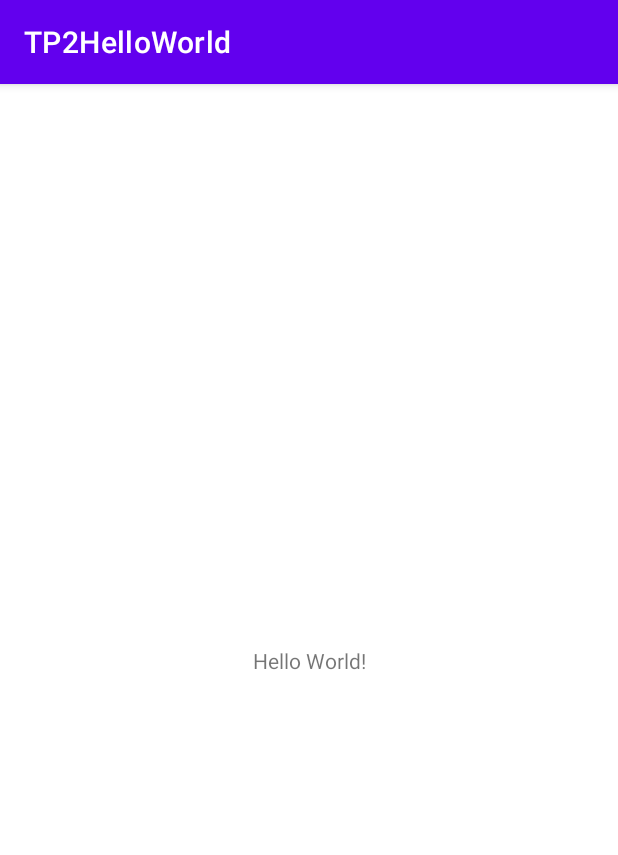
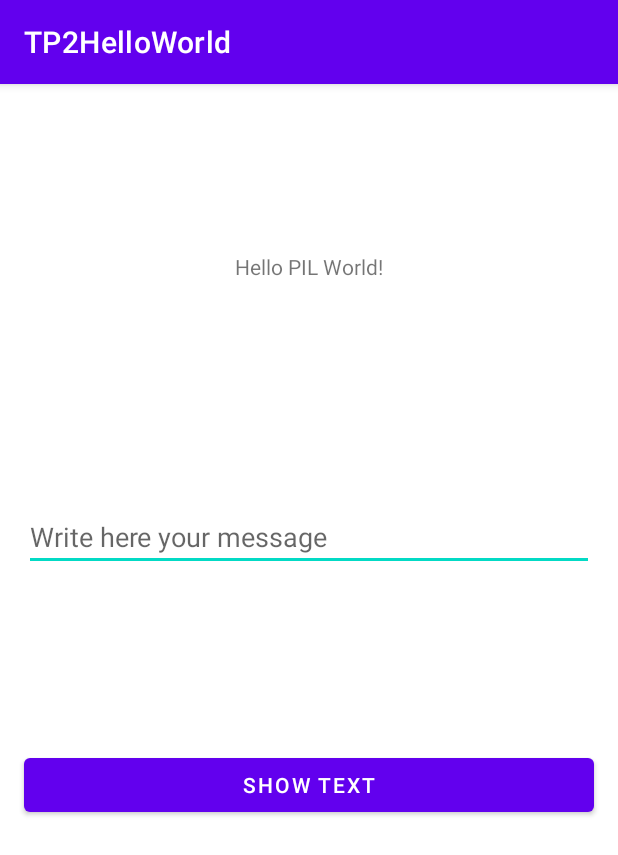
Before and after one commit to PazMC/TP2HelloWorld, an Android app: the screen it shows after launch (MainActivity), on a phone screen of 412 x 824 dp. Shown: the top 855 px of the screen. Run offline under Robolectric (Android 15) with nearby library versions, the phone set to English and light mode, and no system bars.

Commit message:
TextView, editText and Button code

```diff
--- a/Android Studio 2023/TP2HelloWorld/app/src/main/res/layout/activity_main.xml
+++ b/Android Studio 2023/TP2HelloWorld/app/src/main/res/layout/activity_main.xml
@@ -7,12 +7,42 @@
     tools:context=".MainActivity">
 
     <TextView
+        android:id="@+id/textViewLogo"
         android:layout_width="wrap_content"
         android:layout_height="wrap_content"
-        android:text="Hello World!"
+        android:text="Hello PIL World!"
+        app:layout_constraintHorizontal_bias="0.5"
+        app:layout_constraintVertical_bias="0.15"
         app:layout_constraintBottom_toBottomOf="parent"
         app:layout_constraintEnd_toEndOf="parent"
         app:layout_constraintStart_toStartOf="parent"
         app:layout_constraintTop_toTopOf="parent" />
 
+    <EditText
+        android:id="@+id/etUser"
+        android:layout_width="0dp"
+        android:layout_marginStart="16dp"
+        android:layout_marginEnd="16dp"
+        android:layout_height="wrap_content"
+        android:hint="Write here your message"
+        app:layout_constraintVertical_bias="0.25"
+        app:layout_constraintEnd_toEndOf="parent"
+        app:layout_constraintStart_toStartOf="parent"
+        app:layout_constraintTop_toBottomOf="@+id/textViewLogo"
+        app:layout_constraintBottom_toBottomOf="parent" />
+
+    <Button
+        android:id="@+id/buttonShowText"
+        android:layout_width="0dp"
+        android:layout_marginStart="16dp"
+        android:layout_marginEnd="16dp"
+        android:layout_height="wrap_content"
+        android:text="Show text"
+        app:layout_constraintVertical_bias="0.3"
+        app:layout_constraintTop_toBottomOf="@+id/etUser"
+        app:layout_constraintBottom_toBottomOf="parent"
+        app:layout_constraintStart_toStartOf="parent"
+        app:layout_constraintEnd_toEndOf="parent"/>
+
+
 </androidx.constraintlayout.widget.ConstraintLayout>
```
